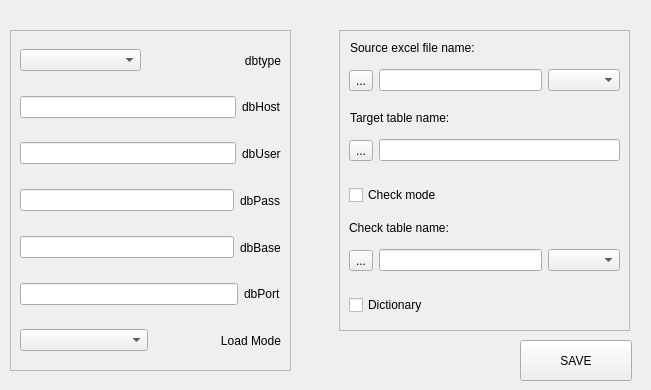
Qt form GUI/gui_qt/setup_db_widget.ui (dmitry-pedchenko/Designer_Etl) before a commit.
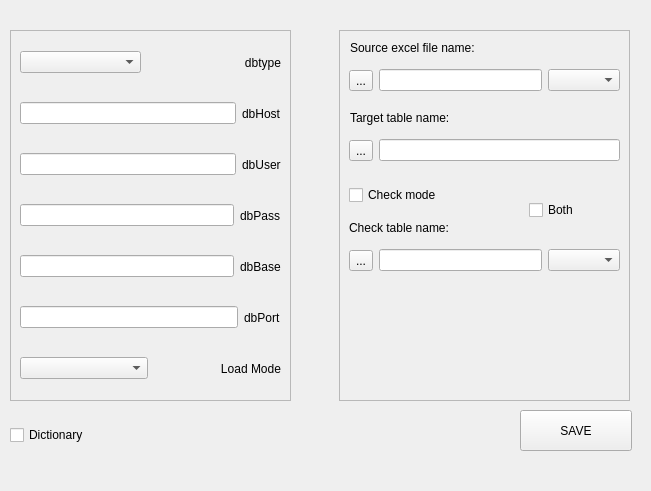
The same form after that commit.

```diff
--- a/GUI/gui_qt/setup_db_widget.ui
+++ b/GUI/gui_qt/setup_db_widget.ui
@@ -7,7 +7,7 @@
     <x>0</x>
     <y>0</y>
     <width>651</width>
-    <height>390</height>
+    <height>491</height>
    </rect>
   </property>
   <property name="windowTitle">
@@ -17,7 +17,7 @@
    <property name="geometry">
     <rect>
      <x>520</x>
-     <y>340</y>
+     <y>410</y>
      <width>112</width>
      <height>41</height>
     </rect>
@@ -58,7 +58,7 @@
      <x>10</x>
      <y>30</y>
      <width>281</width>
-     <height>341</height>
+     <height>371</height>
     </rect>
    </property>
    <property name="frameShape">
@@ -73,7 +73,7 @@
       <x>10</x>
       <y>10</y>
       <width>261</width>
-      <height>321</height>
+      <height>351</height>
      </rect>
     </property>
     <layout class="QVBoxLayout" name="verticalLayout_3" stretch="0,0,0,0,0,0,0">
@@ -199,7 +199,7 @@
      <x>339</x>
      <y>30</y>
      <width>291</width>
-     <height>301</height>
+     <height>371</height>
     </rect>
    </property>
    <property name="frameShape">
@@ -324,11 +324,36 @@
      <string>Check table name:</string>
     </property>
    </widget>
-   <widget class="QWidget" name="horizontalLayoutWidget_2">
+   <widget class="QCheckBox" name="checkBox_both">
+    <property name="geometry">
+     <rect>
+      <x>190</x>
+      <y>170</y>
+      <width>86</width>
+      <height>20</height>
+     </rect>
+    </property>
+    <property name="text">
+     <string>Both</string>
+    </property>
+   </widget>
+   <widget class="QWidget" name="horizontalLayoutWidget_6">
     <property name="geometry">
      <rect>
       <x>10</x>
       <y>260</y>
+      <width>271</width>
+      <height>101</height>
+     </rect>
+    </property>
+    <layout class="QHBoxLayout" name="tree_widget_box"/>
+   </widget>
+  </widget>
+  <widget class="QWidget" name="horizontalLayoutWidget_2">
+   <property name="geometry">
+    <rect>
+     <x>10</x>
+     <y>420</y>
       <width>121</width>
       <height>31</height>
      </rect>
@@ -343,12 +368,12 @@
      </item>
     </layout>
    </widget>
-  </widget>
   <zorder>frame_2</zorder>
   <zorder>frame</zorder>
   <zorder>button_save_pref</zorder>
   <zorder>label</zorder>
   <zorder>label_2</zorder>
+  <zorder>horizontalLayoutWidget_2</zorder>
  </widget>
  <resources/>
  <connections/>
```
Lines whose indentation alone changed are shown as unchanged.
